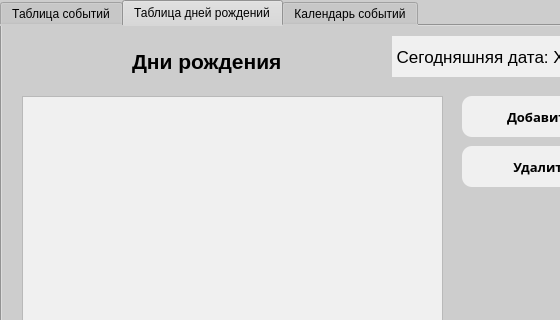
The window that kalendar.ui (ALANPANCHENKO/Vizprog) describes before a commit, drawn with Qt 5; both pictures show x 0 to 560 and y 0 to 320 of the 668 by 574 pixel window.
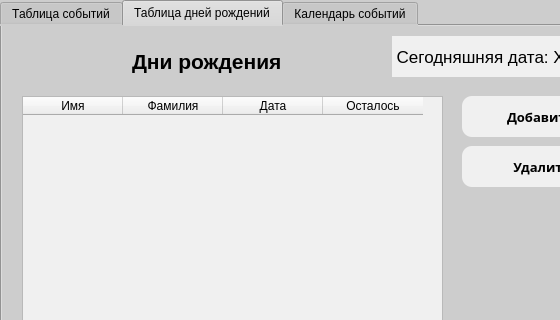
The same window after the commit.

```diff
--- a/kalendar.ui
+++ b/kalendar.ui
@@ -238,19 +238,6 @@
        <string> Сегодняшняя дата: XX.XX.XX</string>
       </property>
      </widget>
-     <widget class="QTableView" name="tablebase">
-      <property name="geometry">
-       <rect>
-        <x>20</x>
-        <y>70</y>
-        <width>421</width>
-        <height>451</height>
-       </rect>
-      </property>
-      <property name="styleSheet">
-       <string notr="true">background-color: rgb(240, 240, 240);</string>
-      </property>
-     </widget>
      <widget class="QPushButton" name="pushButton_3">
       <property name="geometry">
        <rect>
@@ -278,6 +265,39 @@
        <string>Удалить</string>
       </property>
      </widget>
+     <widget class="QTableWidget" name="tableWidget">
+      <property name="geometry">
+       <rect>
+        <x>20</x>
+        <y>70</y>
+        <width>421</width>
+        <height>451</height>
+       </rect>
+      </property>
+      <property name="styleSheet">
+       <string notr="true">background-color: rgb(240, 240, 240);</string>
+      </property>
+      <column>
+       <property name="text">
+        <string>Имя</string>
+       </property>
+      </column>
+      <column>
+       <property name="text">
+        <string>Фамилия</string>
+       </property>
+      </column>
+      <column>
+       <property name="text">
+        <string>Дата</string>
+       </property>
+      </column>
+      <column>
+       <property name="text">
+        <string>Осталось</string>
+       </property>
+      </column>
+     </widget>
     </widget>
     <widget class="QWidget" name="tab_2">
      <attribute name="title">
```
Left out of the diff: 26 changed lines with no effect on the pictures.
